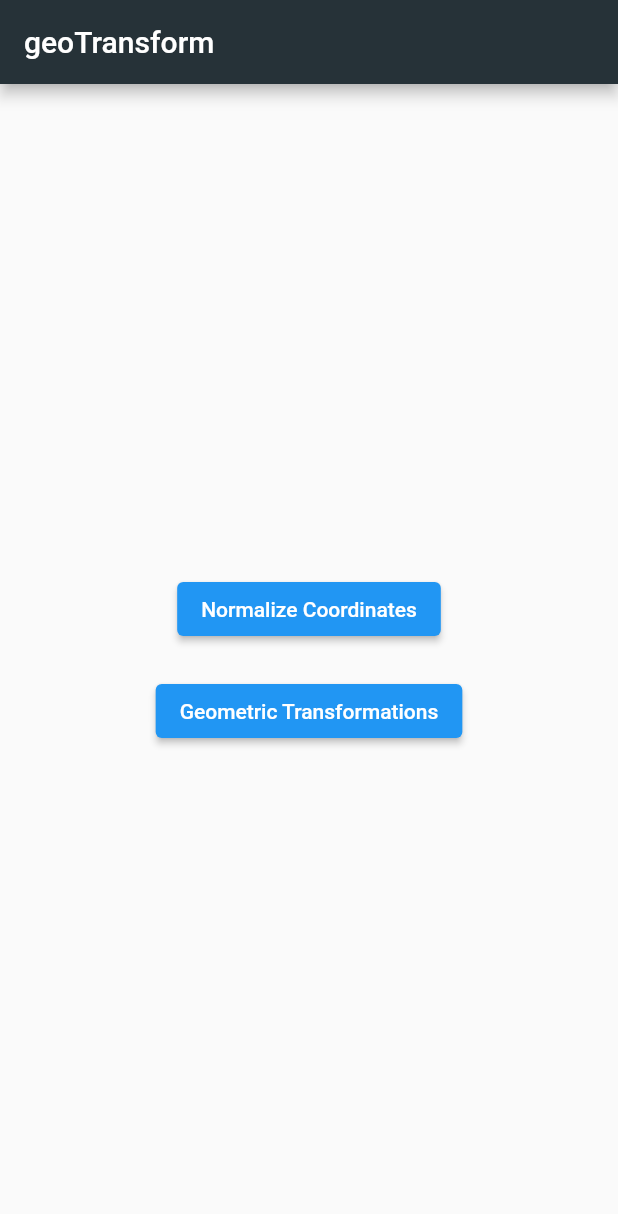
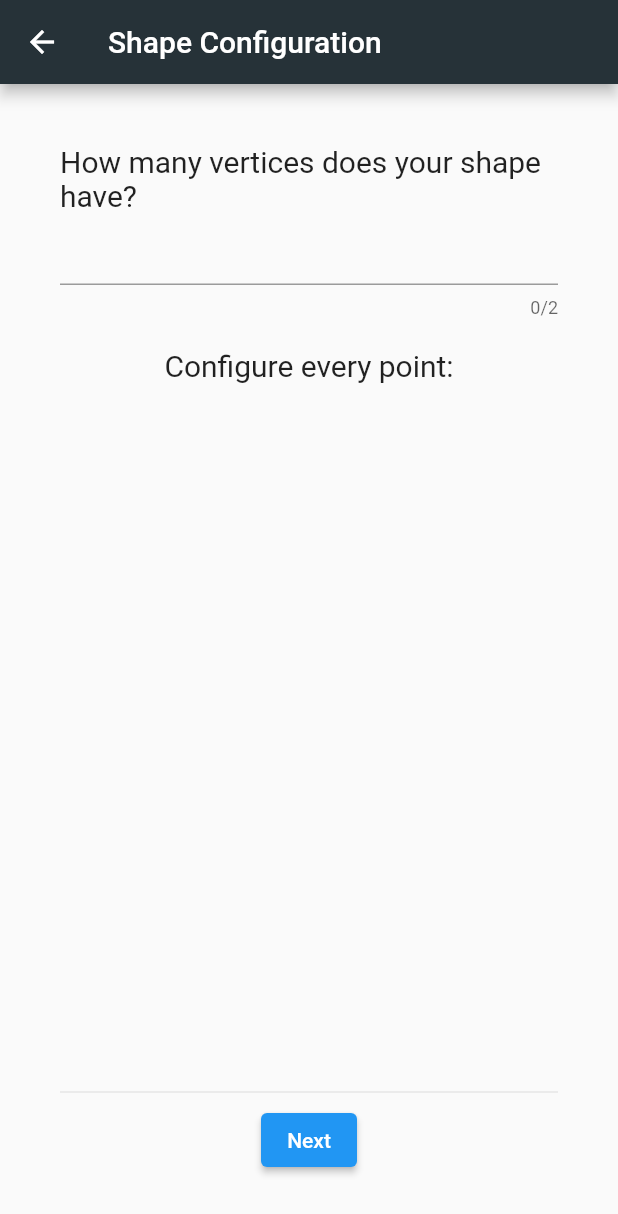
Before and after one commit to h80r/CG-geo-transform, a Flutter app: the screen it shows after launch, after a tap on "Geometric Transformations", on a phone screen of 412 x 824 dp. Shown: the top 1214 px of the screen. Run offline on Flutter 3.47's test engine with Material 2 defaults, Android fonts, the phone set to English and light mode, and no system bars; missing offline and left inert: dart:html.

Commit message:
Almost completed shape_creator
Missing plotting screen to send Point List

```diff
--- a/lib/main.dart
+++ b/lib/main.dart
@@ -1,10 +1,12 @@
 import 'package:flutter/material.dart';
 import 'package:geo_transform/screens/menu.dart';
 import 'package:geo_transform/screens/normalization.dart';
+import 'package:geo_transform/screens/shape_creator.dart';
 
 void main() => runApp(MaterialApp(
       routes: {
         "/": (context) => Menu(),
-        "/normalization": (context) => Normalization()
+        "/normalization": (context) => Normalization(),
+        "/shape_creator": (context) => ShapeCreator()
       },
     ));
--- a/lib/screens/menu.dart
+++ b/lib/screens/menu.dart
@@ -22,7 +22,7 @@ class Menu extends StatelessWidget {
                 height: 20,
               ),
               ElevatedButton(
-                onPressed: () => print("Botão 2"),
+                onPressed: () => Navigator.pushNamed(context, "/shape_creator"),
                 child: Text("Geometric Transformations"),
               ),
             ],
--- /dev/null
+++ b/lib/screens/shape_creator.dart
@@ -0,0 +1,126 @@
+import 'dart:math';
+
+import 'package:flutter/material.dart';
+import 'package:flutter/services.dart';
+
+enum _possibleCoordinates { x, y }
+
+class ShapeCreator extends StatefulWidget {
+  @override
+  _ShapeCreatorState createState() => _ShapeCreatorState();
+}
+
+class _ShapeCreatorState extends State<ShapeCreator> {
+  var shapeVertices = <Point>[];
+
+  void updateVerticesCount(String input) {
+    final parsedInput = int.tryParse(input);
+    if (parsedInput is int && parsedInput > 0) {
+      setState(() {
+        shapeVertices = List.generate(parsedInput, (index) => Point(0, 0));
+      });
+    }
+  }
+
+  num parseCoordinate(String input) {
+    return num.tryParse(input) ?? 0;
+  }
+
+  void updatePoint(String input, int point, _possibleCoordinates coordinate) {
+    final currentPoint = shapeVertices[point];
+    final newCoordinate = parseCoordinate(input);
+    Point newPoint;
+
+    switch (coordinate) {
+      case _possibleCoordinates.x:
+        newPoint = Point(newCoordinate, currentPoint.y);
+        break;
+
+      case _possibleCoordinates.y:
+        newPoint = Point(currentPoint.x, newCoordinate);
+        break;
+    }
+
+    shapeVertices[point] = newPoint;
+  }
+
+  @override
+  Widget build(BuildContext context) {
+    return Scaffold(
+      appBar: AppBar(
+          title: Text("Shape Configuration"),
+          backgroundColor: Colors.blueGrey[900]),
+      body: Container(
+        padding: EdgeInsets.all(40),
+        child: Center(
+          child: Column(
+            children: [
+              Text(
+                "How many vertices does your shape have?",
+                style: TextStyle(fontSize: 20),
+              ),
+              TextField(
+                keyboardType: TextInputType.number,
+                inputFormatters: [FilteringTextInputFormatter.digitsOnly],
+                onChanged: (input) => updateVerticesCount(input),
+                maxLength: 2,
+              ),
+              SizedBox(
+                height: 20,
+              ),
+              Text(
+                "Configure every point:",
+                style: TextStyle(fontSize: 20),
+              ),
+              Expanded(
+                child: ListView.separated(
+                  shrinkWrap: true,
+                  padding: EdgeInsets.all(20),
+                  itemBuilder: (context, i) => Column(
+                    crossAxisAlignment: CrossAxisAlignment.start,
+                    children: [
+                      Text(
+                        "Point ${i + 1}:",
+                        style: TextStyle(color: Colors.grey, fontSize: 12),
+                      ),
+                      Row(
+                        children: [
+                          Flexible(
+                            flex: 3,
+                            child: TextField(
+                              decoration: InputDecoration(labelText: "X"),
+                              keyboardType: TextInputType.numberWithOptions(
+                                  decimal: true, signed: true),
+                              onChanged: (input) =>
+                                  updatePoint(input, i, _possibleCoordinates.x),
+                            ),
+                          ),
+                          Spacer(),
+                          Flexible(
+                            flex: 3,
+                            child: TextField(
+                              decoration: InputDecoration(labelText: "Y"),
+                              keyboardType: TextInputType.numberWithOptions(
+                                  decimal: true, signed: true),
+                              onChanged: (input) =>
+                                  updatePoint(input, i, _possibleCoordinates.y),
+                            ),
+                          ),
+                        ],
+                      ),
+                    ],
+                  ),
+                  separatorBuilder: (context, i) => Divider(),
+                  itemCount: shapeVertices.length,
+                ),
+              ),
+              Divider(),
+              ElevatedButton(
+                  onPressed: () => print(shapeVertices), child: Text("Next"))
+            ],
+          ),
+        ),
+      ),
+    );
+  }
+}
```
Also changed, not shown: 1 other file.
